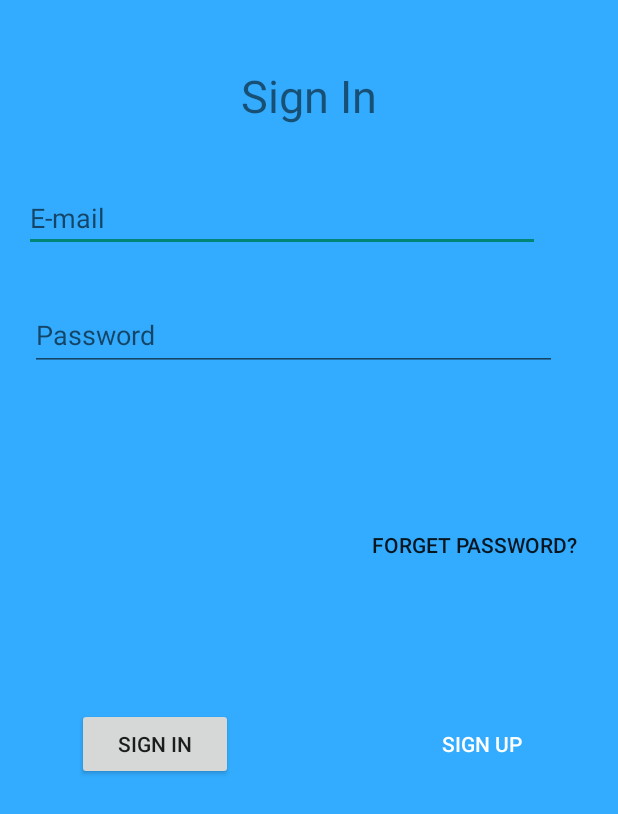
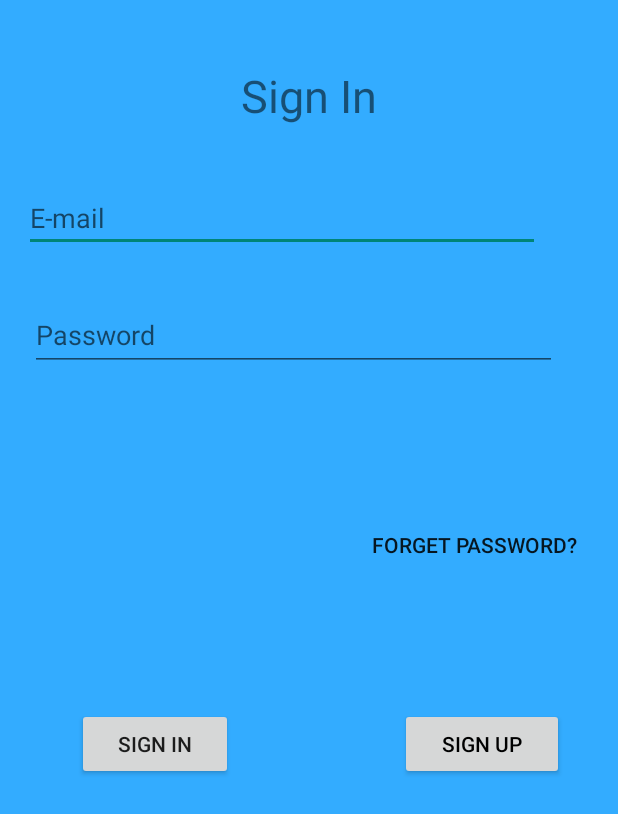
Before and after one commit to Chathu94/IndoorNaviApp, an Android app: the screen it shows after launch (SignInActivity), on a phone screen of 412 x 824 dp. Shown: the top 814 px of the screen. Run offline under Robolectric (Android 15) with nearby library versions, the phone set to English and light mode, and no system bars.

Commit message:
signin changes

```diff
--- a/app/src/main/res/layout/activity_sign_in.xml
+++ b/app/src/main/res/layout/activity_sign_in.xml
@@ -64,6 +64,7 @@
         android:layout_marginEnd="8dp"
         android:layout_marginStart="8dp"
         android:layout_marginTop="8dp"
+        android:onClick="signIn"
         android:text="Sign In"
         app:layout_constraintBottom_toBottomOf="parent"
         app:layout_constraintEnd_toStartOf="@+id/btnsignup"
@@ -79,9 +80,8 @@
         android:layout_marginBottom="8dp"
         android:layout_marginEnd="36dp"
         android:layout_marginTop="8dp"
-        android:background="@android:color/transparent"
         android:text="Sign Up"
-        android:textColor="#FFFFFF"
+        android:textColor="#000000"
         app:layout_constraintBottom_toBottomOf="parent"
         app:layout_constraintEnd_toEndOf="parent"
         app:layout_constraintTop_toBottomOf="@+id/txtsigninpassword"
```
